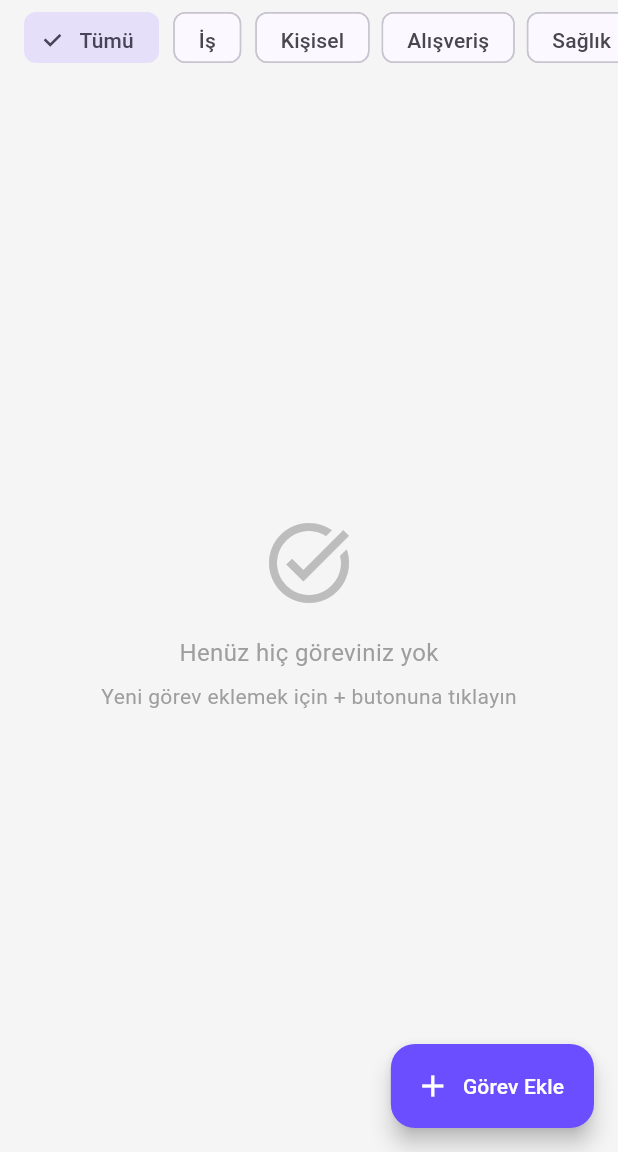
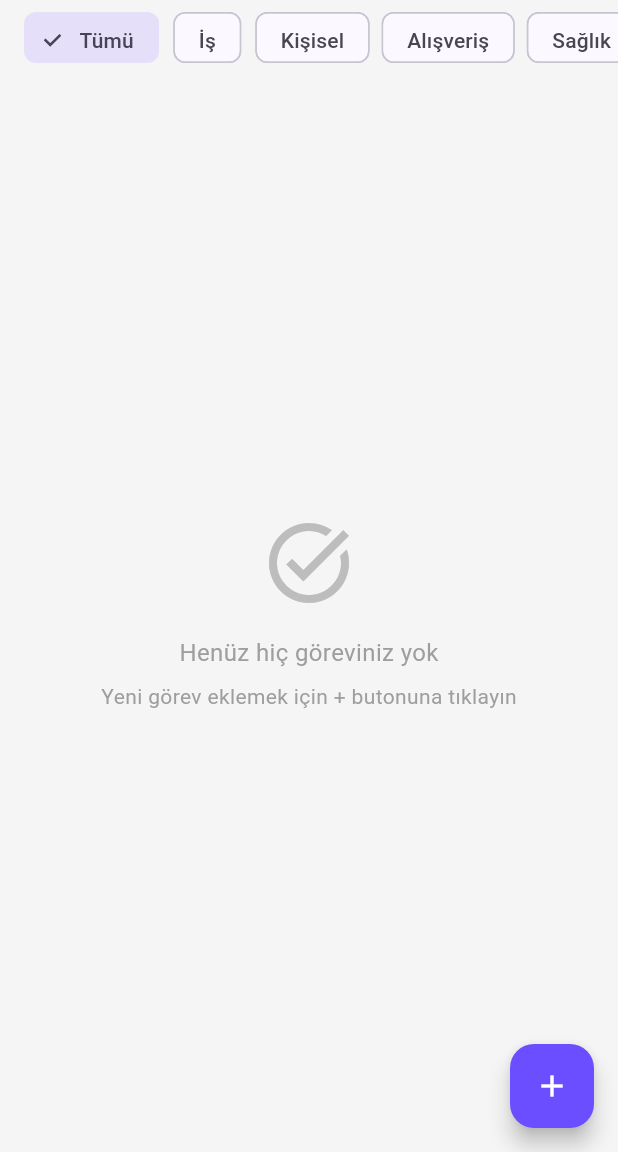
Before and after one commit to aifuturecanvas/momo_ajanda, a Flutter app: the TasksScreen screen opened directly, on a phone screen of 412 x 824 dp, the part 84-1236 px from its top. Run offline on Flutter 3.47's test engine with Material 3 defaults, Android fonts, the phone set to English and light mode, and no system bars; our stand-ins replace card_swiper, fl_chart, flutter_local_notifications, flutter_riverpod, flutter_tts, google_fonts and 5 more; accounts and stored records are empty; network calls fail.

Commit message:
5.12.2025

```diff
--- a/lib/features/agenda/presentation/pages/agenda_screen.dart
+++ b/lib/features/agenda/presentation/pages/agenda_screen.dart
@@ -155,6 +155,7 @@ class _AgendaScreenState extends ConsumerState<AgendaScreen> {
         ],
       ),
       floatingActionButton: FloatingActionButton(
+        heroTag: 'fab_agenda',
         onPressed: () => _showAddEntrySheet(selectedDate),
         backgroundColor: theme.bindingColor,
         child: const Icon(Icons.add, color: Colors.white),
--- a/lib/features/notes/presentation/pages/notes_screen.dart
+++ b/lib/features/notes/presentation/pages/notes_screen.dart
@@ -44,6 +44,7 @@ class NotesScreen extends ConsumerWidget {
         error: (err, stack) => Center(child: Text('Hata: ${err.toString()}')),
       ),
       floatingActionButton: FloatingActionButton(
+        heroTag: 'fab_notes',
         onPressed: () => _navigateToDetail(context),
         child: const Icon(Icons.add),
       ),
--- a/lib/features/reminders/presentation/pages/reminders_screen.dart
+++ b/lib/features/reminders/presentation/pages/reminders_screen.dart
@@ -172,7 +172,8 @@ class _RemindersScreenState extends ConsumerState<RemindersScreen>
           ),
         ),
       ),
-      floatingActionButton: FloatingActionButton.extended(
+     floatingActionButton: FloatingActionButton.extended(
+        heroTag: 'fab_reminders',
         onPressed: _showAddReminderSheet,
         icon: const Icon(Icons.add_alarm),
         label: const Text('Hatırlatıcı'),
--- a/lib/features/tasks/presentation/pages/tasks_screen.dart
+++ b/lib/features/tasks/presentation/pages/tasks_screen.dart
@@ -263,10 +263,10 @@ class _TasksScreenState extends ConsumerState<TasksScreen> {
           ),
         ],
       ),
-      floatingActionButton: FloatingActionButton.extended(
+      floatingActionButton: FloatingActionButton(
+        heroTag: 'fab_tasks',
         onPressed: _showAddTaskSheet,
-        icon: const Icon(Icons.add),
-        label: const Text('Görev Ekle'),
+        child: const Icon(Icons.add),
       ),
     );
   }
```
